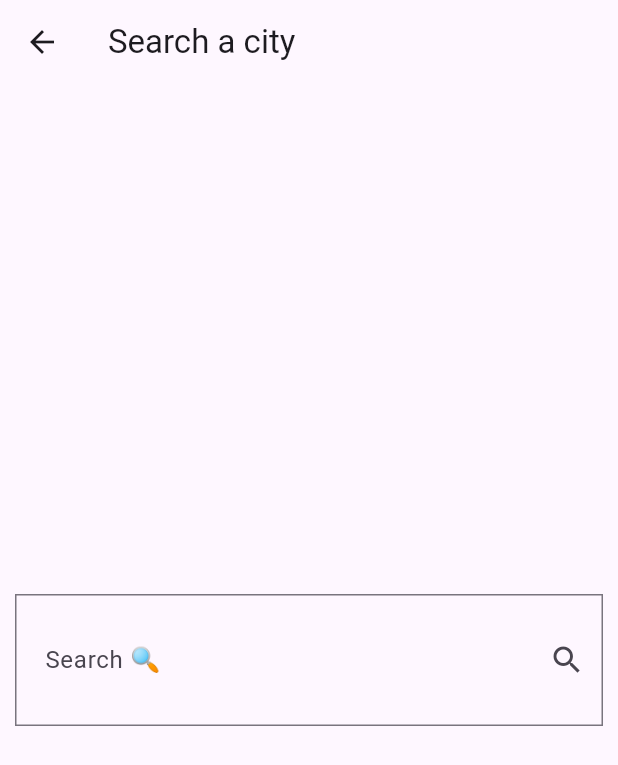
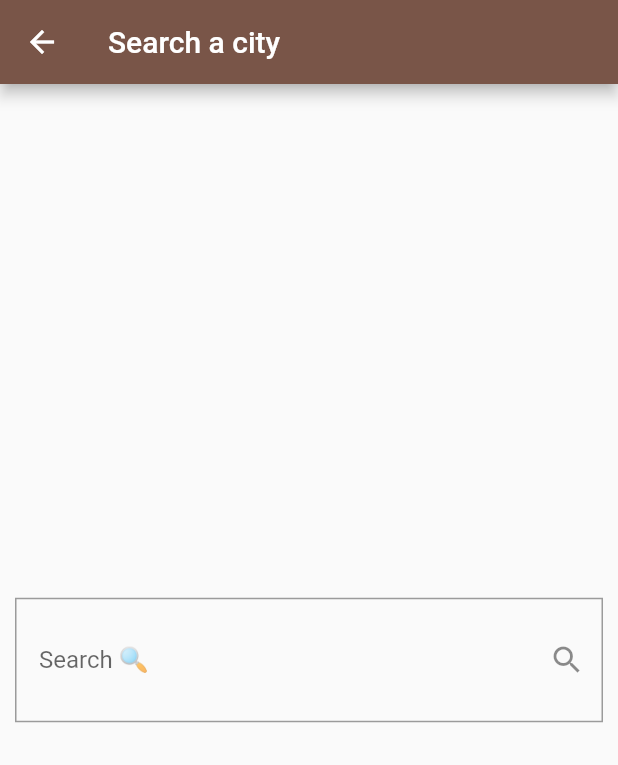
Before and after one commit to Abdo-Elsabagh/wather_app, a Flutter app: the screen it shows after launch, after a tap on the "search" icon, on a phone screen of 412 x 824 dp. Shown: the top 765 px of the screen. Run offline on Flutter 3.47's test engine with Material 3 defaults, Android fonts, the phone set to English and light mode, and no system bars; our stand-ins replace dio, flutter_bloc.

```diff
--- a/lib/cubits/get_waether_cubit/get_weather_states.dart
+++ b/lib/cubits/get_waether_cubit/get_weather_states.dart
@@ -9,4 +9,7 @@ class WeatherLaodedState extends WeatherState {
   WeatherLaodedState({required this.weatherModel});
 }
 
-class WeatherFailureState extends WeatherState {}
+class WeatherFailureState extends WeatherState {
+  final String errorMassage;
+  WeatherFailureState({required this.errorMassage});
+}
--- a/lib/main.dart
+++ b/lib/main.dart
@@ -10,14 +10,17 @@ void main() {
 class MyApp extends StatelessWidget {
   const MyApp({super.key});
 
-  // This widget is the root of your application.
   @override
   Widget build(BuildContext context) {
     return BlocProvider(
       create: (context) => GetWeatherCubit(),
-      child: const MaterialApp(
+      child: MaterialApp(
         debugShowCheckedModeBanner: false,
-        home: Homeviem(),
+        theme: ThemeData(
+          primarySwatch: Colors.brown,
+          useMaterial3: false,
+        ),
+        home: const Homeviem(),
       ),
     );
   }
--- a/lib/model/weather_model.dart
+++ b/lib/model/weather_model.dart
@@ -1,6 +1,6 @@
 class WeatherModel {
   final String cityName;
-  final String date;
+  final DateTime date;
   final String? image;
   final double temp;
   final double maxTemp;
@@ -18,7 +18,7 @@ class WeatherModel {
   factory WeatherModel.fromjson(json) {
     return WeatherModel(
         cityName: json['location']['name'],
-        date: json['current']['last_updated'],
+        date: DateTime.parse(json['current']['last_updated']),
         maxTemp: json['forecast']['forecastday'][0]['day']['maxtemp_c'],
         minTemp: json['forecast']['forecastday'][0]['day']['mintemp_c'],
         temp: json['forecast']['forecastday'][0]['day']['avgtemp_c'],
--- a/lib/pages/home_page.dart
+++ b/lib/pages/home_page.dart
@@ -18,7 +18,6 @@ class _HomeviemState extends State<Homeviem> {
   Widget build(BuildContext context) {
     return Scaffold(
       appBar: AppBar(
-        backgroundColor: Colors.blue,
         actions: [
           IconButton(
               onPressed: () {
@@ -42,9 +41,7 @@ class _HomeviemState extends State<Homeviem> {
         if (state is WeatherInitialstate) {
           return const NowatherBody();
         } else if (state is WeatherLaodedState) {
-          return WeatherInfoBody(
-            weatherModel: state.weatherModel,
-          );
+          return const WeatherInfoBody();
         } else {
           return const Center(
               child: Text(
```
Also changed, not shown: lib/cubits/get_waether_cubit/get_weather_cubit.dart (+3 -4 lines), lib/widget/weather_info_body.dart (+13 -7 lines).
